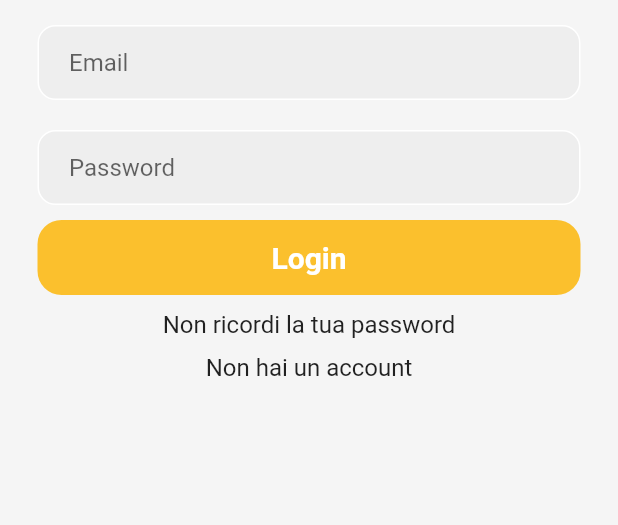
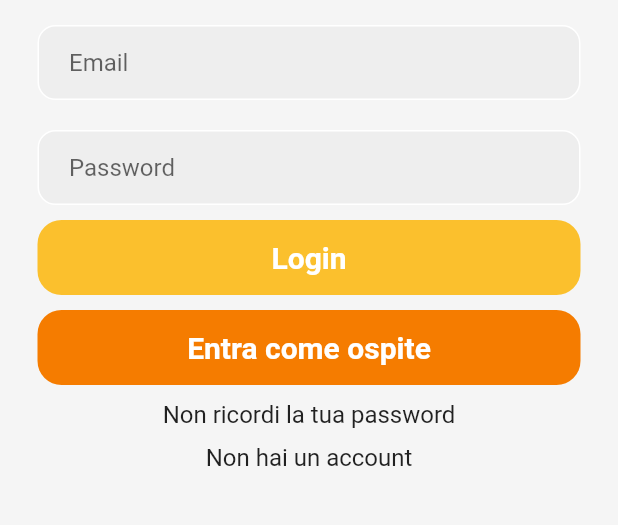
Before and after one commit to amedeopro/selly, a Flutter app: the screen it shows after launch, on a phone screen of 412 x 824 dp, the part 59-584 px from its top. Run offline on Flutter 3.47's test engine with Material 2 defaults, Android fonts, the light colour scheme and no system bars; our stand-ins replace flutter_bloc.

Commit message:
login, fidelity

```diff
--- a/lib/page/login_page.dart
+++ b/lib/page/login_page.dart
@@ -24,6 +24,10 @@ class _LoginPageState extends State<LoginPage> {
             height: 10,
           ),
           loginButton(),
+          SizedBox(
+            height: 10,
+          ),
+          guestButton(),
           SizedBox(
             height: 10,
           ),
@@ -110,4 +114,25 @@ class _LoginPageState extends State<LoginPage> {
           ),
         ),
       );
+
+  Widget guestButton() => Padding(
+        padding: const EdgeInsets.symmetric(horizontal: 25),
+        child: MaterialButton(
+          onPressed: () {
+            Navigator.pushNamed(context, "/home");
+          },
+          height: 50,
+          elevation: 0,
+          minWidth: double.infinity,
+          color: Colors.orange.shade700,
+          shape: RoundedRectangleBorder(
+            borderRadius: BorderRadius.circular(16),
+          ),
+          child: Text(
+            "Entra come ospite",
+            style: TextStyle(
+                color: Colors.white, fontWeight: FontWeight.bold, fontSize: 20),
+          ),
+        ),
+      );
 }
```
Also changed, not shown: lib/page/home_page.dart (+32 -2 lines), 1 other file.
